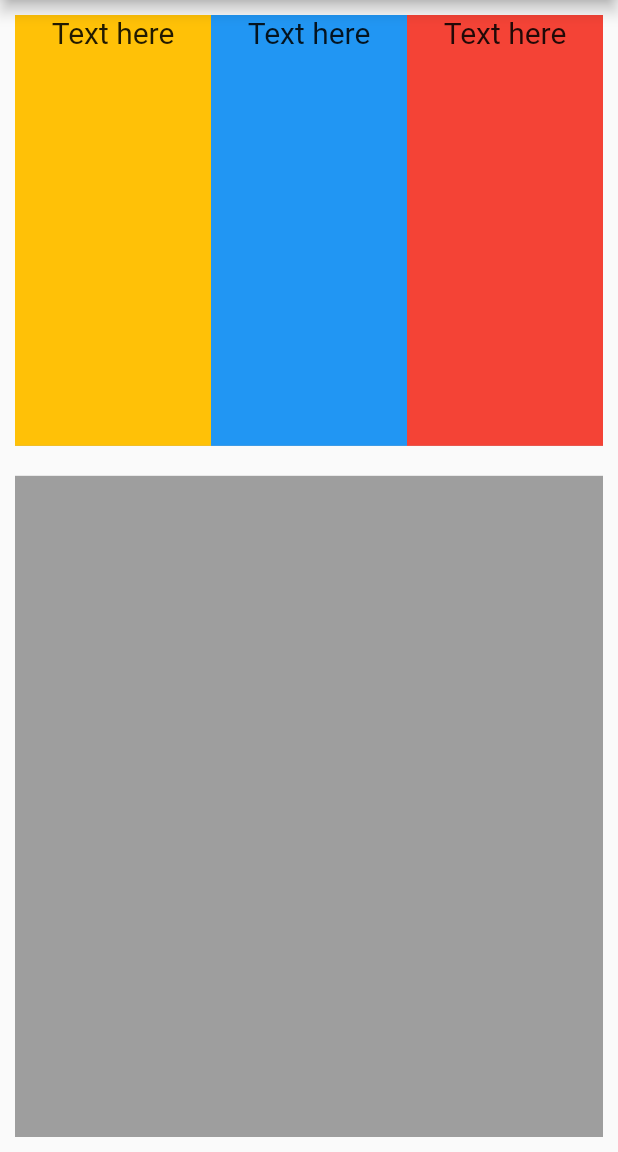
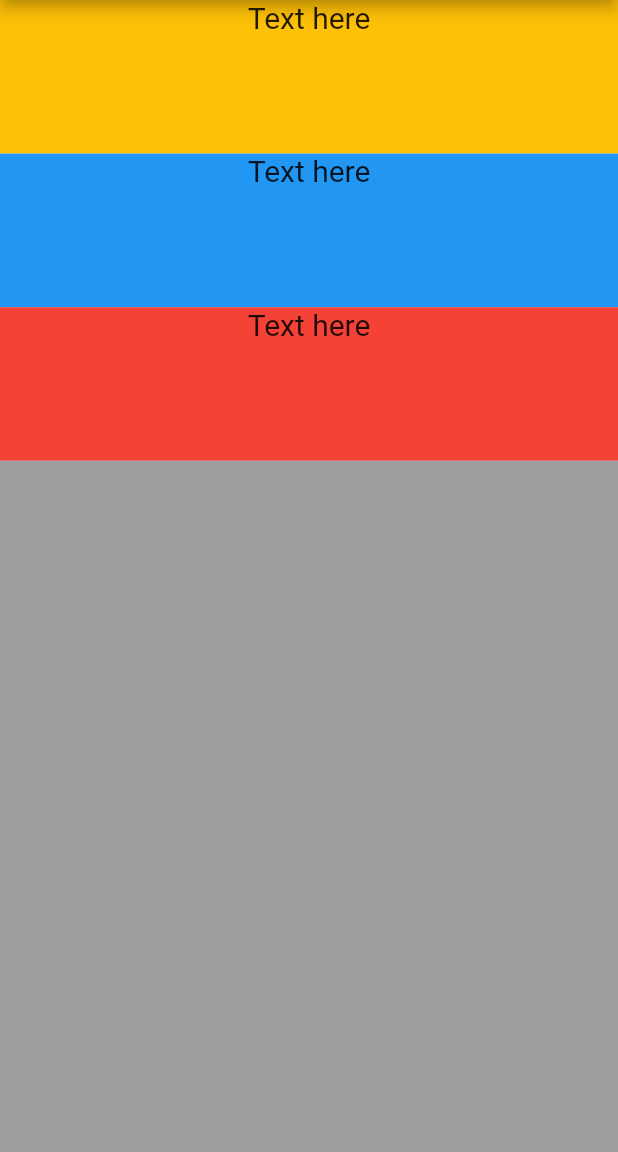
Before and after one commit to jhsavely/SmartWaistBag, a Flutter app: the screen it shows after launch, on a phone screen of 412 x 824 dp, the part 84-1236 px from its top. Run offline on Flutter 3.47's test engine with Material 2 defaults, Android fonts, the phone set to English and light mode, and no system bars; our stand-ins replace flutter_svg.

Commit message:
rebuilding of main page: part 3

```diff
--- a/lib/main.dart
+++ b/lib/main.dart
@@ -24,7 +24,6 @@ class MainMenu extends StatelessWidget {
   @override
   Widget build(BuildContext context) {
     return new Scaffold(
-
         appBar: AppBar(
           backgroundColor: Colors.grey,
           title: Text('smartwaistbag'),
@@ -63,43 +62,43 @@ class MainMenu extends StatelessWidget {
                 tooltip: 'Next')
           ],
         ),
-        body: MenuLayout()
-        );
+        body: MenuLayout());
   }
 }
 
 class MenuLayout extends StatelessWidget {
   final text = new Text('Text here', style: new TextStyle(fontSize: 20.0));
-  final margin = const EdgeInsets.only(top: 10.0, bottom: 10.0, right: 10.0, left: 10.0);
+  final margin =
+      const EdgeInsets.only(top: 10.0, bottom: 10.0, right: 10.0, left: 10.0);
   final backColor = Colors.grey;
 
   @override
   Widget build(BuildContext context) {
     //var width = MediaQuery.of(context).size.width; // Using this line I got the device screen width
-    return  Scaffold(
+    return Scaffold(
       body: SafeArea(
         //I didn't add appbar. this will add necessary padding for status bar.
         child: Column(
           children: [
-             Expanded(
+            Expanded(
               flex: 2,
               child: Container(
                 //width: width / 1.5,
                 // this will give you flexible width not fixed width
-                margin: margin,
-                color: backColor,
-                child: Row(
+                //margin: margin,
+                //color: backColor,
+                child: Column(
                   children: <Widget>[
-                     Expanded(
-                     // flex: 1,
+                    Expanded(
+                      flex: 1,
                       child: Container(
                         color: Colors.amber,
                         alignment: Alignment.topCenter,
                         child: text, //variable above
                       ),
                     ),
-                     Expanded(
-                      //flex: 1,
+                    Expanded(
+                      flex: 1,
                       child: Container(
                         color: Colors.blue,
                         alignment: Alignment.topCenter,
@@ -107,7 +106,7 @@ class MenuLayout extends StatelessWidget {
                       ),
                     ),
                     Expanded(
-                     // flex: 1,
+                      flex: 1,
                       child: Container(
                         color: Colors.red,
                         alignment: Alignment.topCenter,
@@ -118,14 +117,14 @@ class MenuLayout extends StatelessWidget {
                 ),
               ),
             ),
-             Expanded(
+            Expanded(
               flex: 3,
               child: Container(
                 //width: width / 1.5,
                 // this will give you flexible width not fixed width
-                margin: margin,
+                //margin: margin,
                 //variable
-                color: backColor, //variable
+                color: Colors.grey, //variable
               ),
             ),
           ],
```
